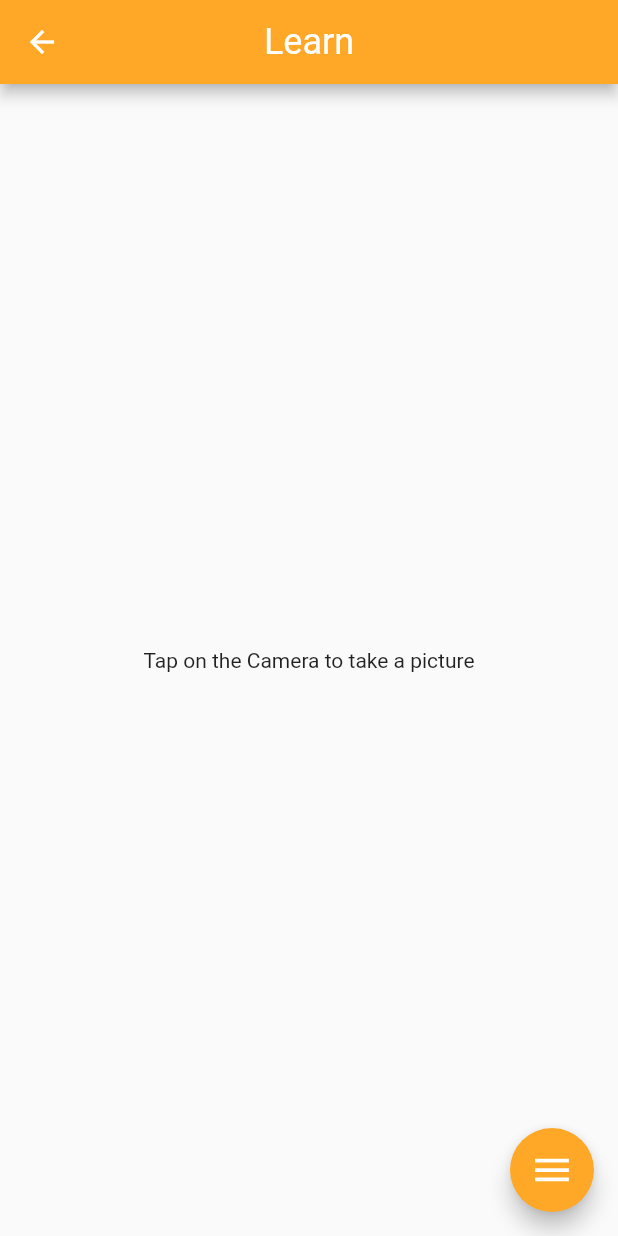
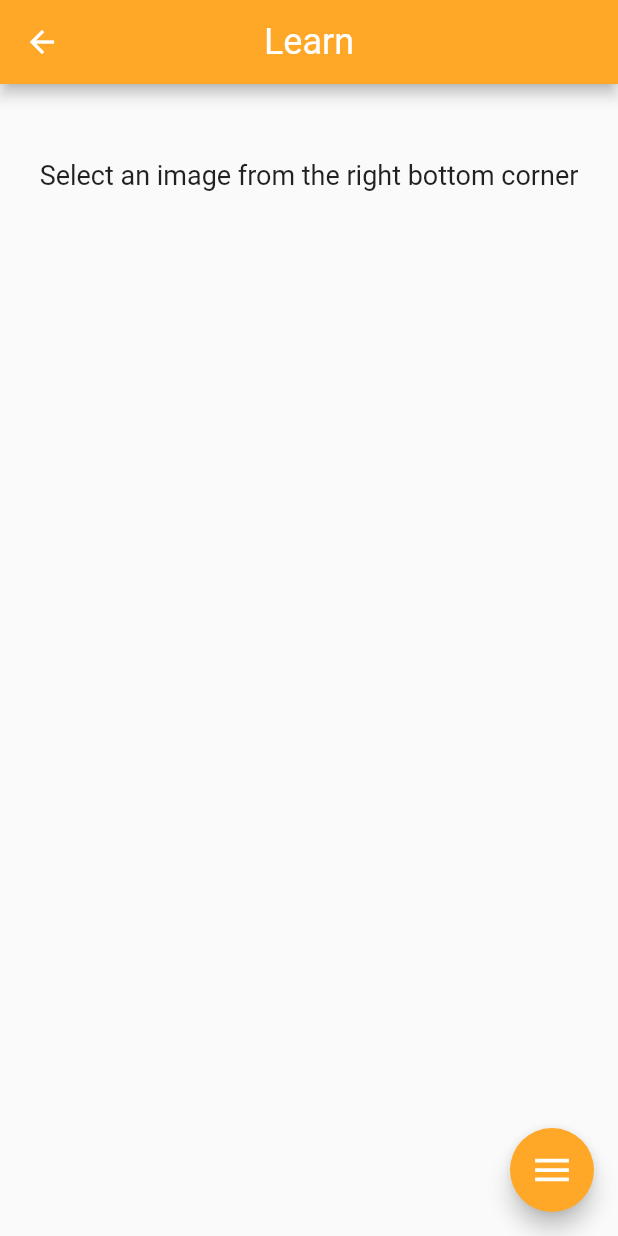
Before and after one commit to hongyu1738/plum_test, a Flutter app: the screen it shows after launch, after a tap on "Learn", on a phone screen of 412 x 824 dp. Run offline on Flutter 3.47's test engine with Material 2 defaults, Android fonts, the phone set to English and light mode, and no system bars; drawn by our look-alikes of flutter_speed_dial; our stand-ins replace gallery_saver, image_picker, permission_handler.

Commit message:
Added Settings
- Added routing to Settings page
- Added settings option on Home page
- Changed alignment of Camera page
- Added checkbox for Settings page

```diff
--- a/lib/main.dart
+++ b/lib/main.dart
@@ -1,6 +1,7 @@
 import 'package:flutter/material.dart';
 import 'package:plum_test/screens/home/home.dart';
 import 'package:plum_test/screens/learn/camera.dart';
+import 'package:plum_test/screens/settings/settings.dart';
 
 void main() {
   runApp(MyApp());
@@ -14,6 +15,7 @@ class MyApp extends StatelessWidget {
       home: Home(),
       routes: {
         '/camera' : (context) => Camera(),
+        '/settings' : (context) => Settings()
       },
     );
   }
--- a/lib/screens/home/home.dart
+++ b/lib/screens/home/home.dart
@@ -22,6 +22,22 @@ class Home extends StatelessWidget {
                     padding: EdgeInsets.symmetric(horizontal: 30, vertical: 15),
                     textStyle: TextStyle(fontSize: 20),
                 )
+              ),
+
+              SizedBox(height: 20),
+
+              ElevatedButton.icon(
+                  onPressed: (){
+                    Navigator.pushNamed(context, '/settings');
+                  },
+                  icon: Icon(Icons.settings),
+                  label: Text('Settings'),
+                style: ElevatedButton.styleFrom(
+                  // background color
+                    primary: Colors.orange,
+                    padding: EdgeInsets.symmetric(horizontal: 30, vertical: 15),
+                    textStyle: TextStyle(fontSize: 20),
+                )
               )
             ],
           ),
--- a/lib/screens/learn/camera.dart
+++ b/lib/screens/learn/camera.dart
@@ -60,8 +60,19 @@ class _CameraState extends State<Camera> {
           fontSize: 24.0,
         ),
       ),
-      body: Center(
-        child: _image == null ? Text('Tap on the Camera to take a picture') : Image.file(_image, height: 440),
+      body: Padding(
+        padding: const EdgeInsets.fromLTRB(0, 50.0, 0, 0),
+        child: Align(
+          alignment: Alignment.topCenter,
+          child: Container(
+            child: _image == null ? Text('Select an image from the right bottom corner',
+            textAlign: TextAlign.center,
+            style: TextStyle(
+              fontSize: 18)
+              )
+              : Image.file(_image, height: 350),
+          ),
+        ),
       ),
       floatingActionButton: SpeedDial(
         animatedIcon: AnimatedIcons.menu_close,
```
Also changed, not shown: lib/screens/settings/settings.dart (added, +51 -0 lines).
